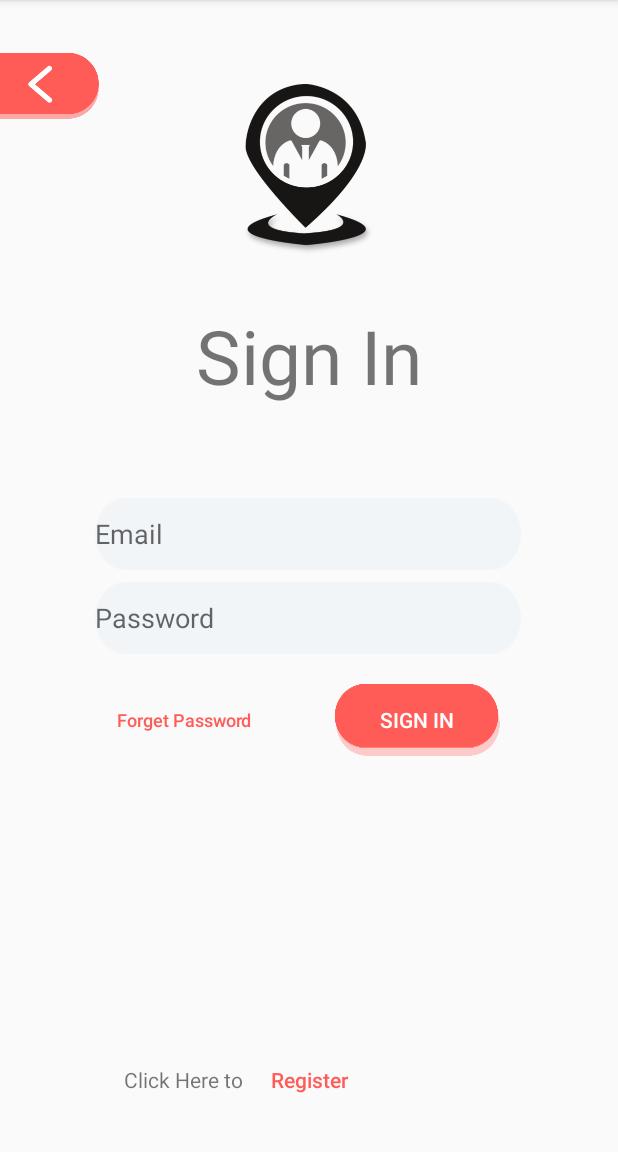
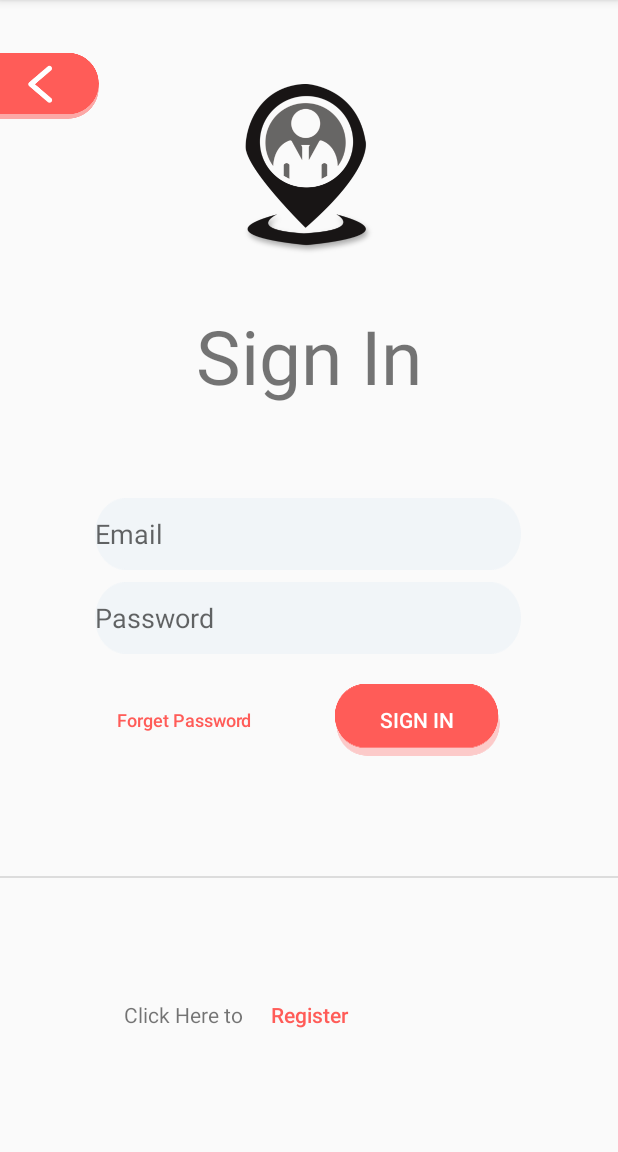
Before and after one commit to mayank-365/placeable_final, an Android app: the screen it shows after launch (MainActivity), on a phone screen of 412 x 824 dp, the part 84-1236 px from its top. Run offline under Robolectric (Android 15) with nearby library versions, the phone set to English and light mode, and no system bars.

Commit message:
Line added

```diff
--- a/app/src/main/res/layout/signup.xml
+++ b/app/src/main/res/layout/signup.xml
@@ -103,6 +103,7 @@
     </androidx.cardview.widget.CardView>
 
     <androidx.cardview.widget.CardView
+        android:id="@+id/register_cardviewsec"
         android:layout_width="match_parent"
         android:layout_height="wrap_content"
         android:layout_below="@id/register_cardviewfirst"
@@ -147,5 +148,11 @@
         </LinearLayout>
     </androidx.cardview.widget.CardView>
 
+    <View
+        style="@style/Divider"
+        android:layout_below="@+id/register_cardviewsec"
+        android:layout_alignParentBottom="true"
+        android:layout_marginTop="15dp"
+        android:layout_marginBottom="148dp" />
 
 </RelativeLayout>
--- a/app/src/main/res/layout/student_signin.xml
+++ b/app/src/main/res/layout/student_signin.xml
@@ -29,20 +29,6 @@
         app:layout_constraintHorizontal_bias="0.498"
         app:layout_constraintStart_toStartOf="parent"
         app:layout_constraintTop_toTopOf="parent" />
-
-    <LinearLayout
-        android:id="@+id/linearLayout2"
-        android:layout_width="match_parent"
-
-        android:layout_height="wrap_content"
-        android:orientation="horizontal"
-        app:layout_constraintBottom_toBottomOf="parent"
-        app:layout_constraintEnd_toEndOf="parent"
-        app:layout_constraintStart_toStartOf="parent"
-        app:layout_constraintTop_toBottomOf="@+id/forget_signin"
-        app:layout_constraintVertical_bias="0.688">
-
-    </LinearLayout>
 
     <TextView
         android:id="@+id/signin"
@@ -132,15 +118,24 @@
             app:layout_constraintTop_toBottomOf="@+id/Email" />
     </LinearLayout>
 
+    <View
+        android:id="@+id/view"
+        style="@style/Divider"
+        android:layout_marginTop="68dp"
+        app:layout_constraintEnd_toEndOf="parent"
+        app:layout_constraintHorizontal_bias="0.0"
+        app:layout_constraintStart_toStartOf="parent"
+        app:layout_constraintTop_toBottomOf="@+id/forget_signin" />
+
     <LinearLayout
         android:layout_width="wrap_content"
         android:layout_height="wrap_content"
+        android:gravity="center"
         app:layout_constraintBottom_toBottomOf="parent"
         app:layout_constraintEnd_toEndOf="parent"
         app:layout_constraintHorizontal_bias="0.337"
         app:layout_constraintStart_toStartOf="parent"
-        app:layout_constraintTop_toBottomOf="@+id/forget_signin"
-        app:layout_constraintVertical_bias="0.881">
+        app:layout_constraintTop_toBottomOf="@+id/view">
 
         <TextView
             android:id="@+id/editText"
--- a/app/src/main/res/values/themes.xml
+++ b/app/src/main/res/values/themes.xml
@@ -30,4 +30,9 @@
     <style name="CustomTheme.AppBarOverlay" parent="ThemeOverlay.AppCompat.Dark.ActionBar" />
 
     <style name="CustomTheme.PopupOverlay" parent="ThemeOverlay.AppCompat.Light" />
+    <style name="Divider">
+        <item name="android:layout_width">match_parent</item>
+        <item name="android:layout_height">1dp</item>
+        <item name="android:background">?android:attr/listDivider</item>
+    </style>
 </resources>
```
